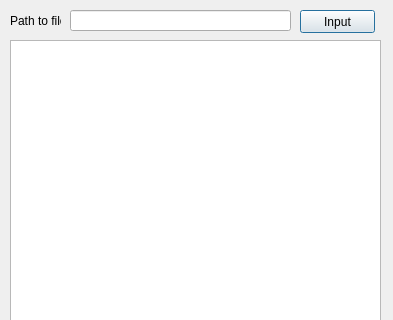
First picture: the form in Design/MainUi.ui, repository LowLuck/FolderExaminer, before the edit; both pictures show x 0 to 393 and y 0 to 320 of the 393 by 491 pixel window.
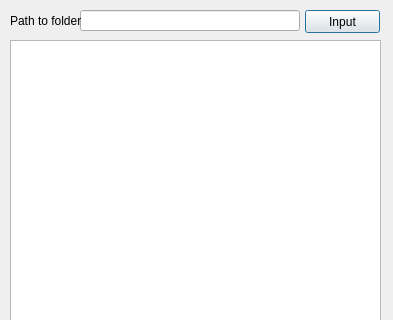
Second picture: the form after the edit.

```diff
--- a/Design/MainUi.ui
+++ b/Design/MainUi.ui
@@ -16,9 +16,9 @@
   <widget class="QLineEdit" name="lineEdit">
    <property name="geometry">
     <rect>
-     <x>70</x>
+     <x>80</x>
      <y>10</y>
-     <width>221</width>
+     <width>220</width>
      <height>21</height>
     </rect>
    </property>
@@ -28,12 +28,12 @@
     <rect>
      <x>10</x>
      <y>11</y>
-     <width>51</width>
+     <width>71</width>
      <height>20</height>
     </rect>
    </property>
    <property name="text">
-    <string>Path to file</string>
+    <string>Path to folder</string>
    </property>
   </widget>
   <widget class="QTextBrowser" name="textBrowser">
@@ -49,7 +49,7 @@
   <widget class="QPushButton" name="pushButton">
    <property name="geometry">
     <rect>
-     <x>300</x>
+     <x>305</x>
      <y>10</y>
      <width>75</width>
      <height>23</height>
```
